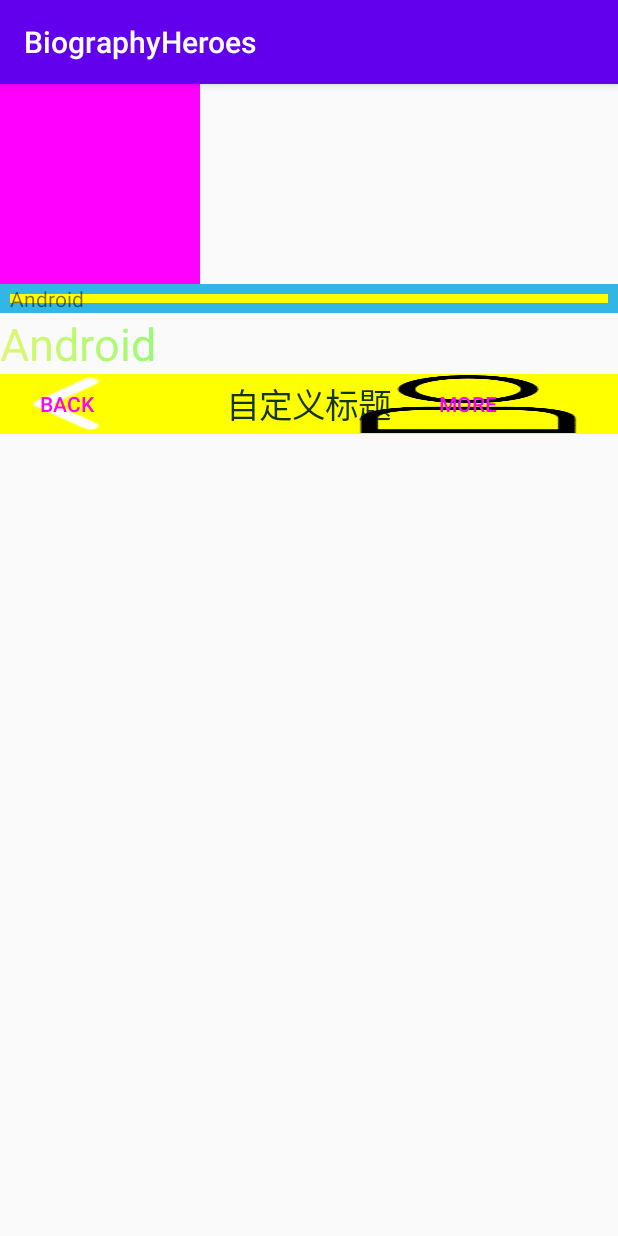
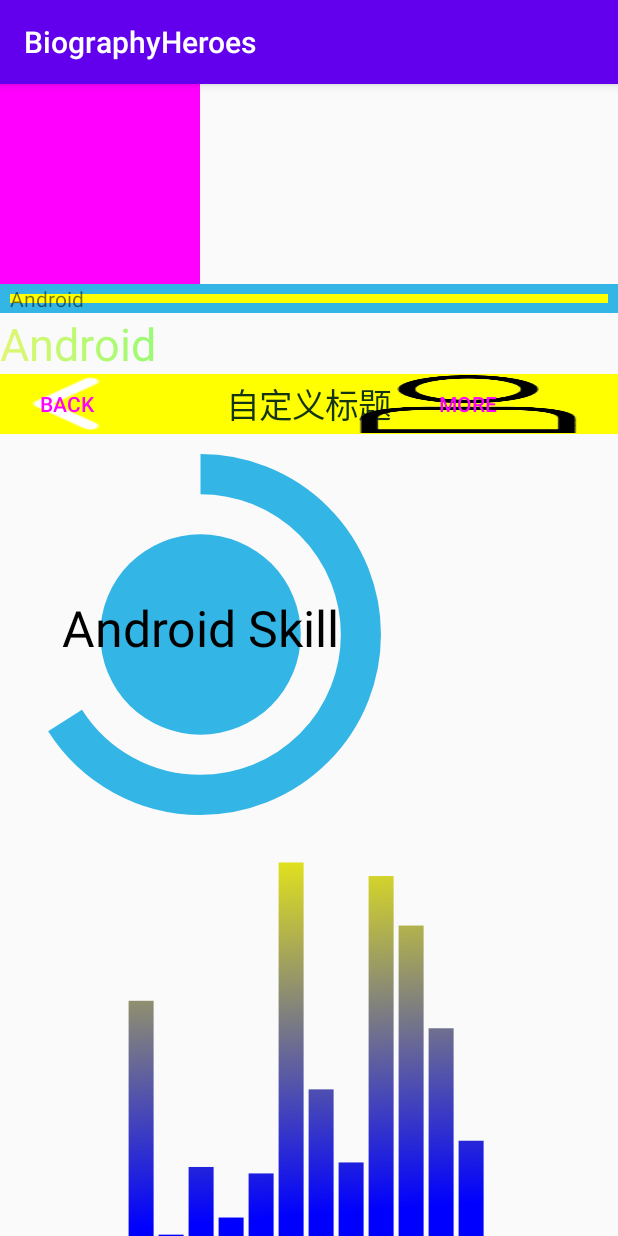
Before and after one commit to FaceWallHan/BiographyHeroes, an Android app: the screen it shows after launch (MainActivity), on a phone screen of 412 x 824 dp. Run offline under Robolectric (Android 15) with nearby library versions, the phone set to English and light mode, and no system bars.

Commit message:
重写View来实现全新的控件

```diff
--- /dev/null
+++ b/app/src/main/java/com/example/hero/BarView.java
@@ -0,0 +1,63 @@
+package com.example.hero;
+
+import android.content.Context;
+import android.graphics.Canvas;
+import android.graphics.Color;
+import android.graphics.LinearGradient;
+import android.graphics.Paint;
+import android.graphics.Shader;
+import android.util.AttributeSet;
+import android.util.Log;
+import android.view.View;
+
+import androidx.annotation.Nullable;
+
+
+public class BarView extends View {
+    private int rectCount,width,rectWidth,rectHeight;
+    private Paint paint;
+    public BarView(Context context) {
+        super(context);
+        inView();
+    }
+
+    public BarView(Context context, @Nullable AttributeSet attrs) {
+        super(context, attrs);
+        inView();
+    }
+
+    public BarView(Context context, @Nullable AttributeSet attrs, int defStyleAttr) {
+        super(context, attrs, defStyleAttr);
+        inView();
+    }
+    private void inView(){
+        paint=new Paint();
+        //paint.setColor(Color.RED);
+        paint.setStyle(Paint.Style.FILL);
+        rectCount=12;
+    }
+    @Override
+    protected void onDraw(Canvas canvas) {
+        super.onDraw(canvas);
+        int offset = 5;//每个条形之间的距离
+        for (int i = 0; i < rectCount; i++) {
+            double random=Math.random();//0~1的小数
+            float currentHeight= (float) (rectHeight*random);//小矩形的高
+            float left=(float) (width*0.4/2+rectWidth*i+offset);
+            float right=(float) (width*0.4/2+rectWidth*(i+1));
+            canvas.drawRect(left, currentHeight, right, rectHeight,paint);
+        }
+        postInvalidateDelayed(300);
+    }
+
+    @Override
+    protected void onSizeChanged(int w, int h, int oldw, int oldh) {
+        super.onSizeChanged(w, h, oldw, oldh);
+        width=getWidth();
+        rectHeight=getHeight();
+        rectWidth= (int) (width*0.6/rectCount);
+        //渐变渲染器
+        LinearGradient linearGradient=new LinearGradient(0,0,rectWidth,rectHeight, Color.YELLOW,Color.BLUE, Shader.TileMode.CLAMP);
+        paint.setShader(linearGradient);
+    }
+}
--- /dev/null
+++ b/app/src/main/java/com/example/hero/CircleProgressView.java
@@ -0,0 +1,103 @@
+package com.example.hero;
+
+import android.content.Context;
+import android.graphics.Canvas;
+import android.graphics.Paint;
+import android.graphics.RectF;
+import android.util.AttributeSet;
+import android.view.View;
+
+import androidx.annotation.Nullable;
+
+public class CircleProgressView extends View {
+    private int measureWidth,measureHeight;
+    private String showText;
+    private float circleXY,radius,sweepAngle,sweepValue=66,showTextSize;
+    private Paint circlePaint,arcPaint,textPaint;
+    private RectF arcRectF;
+    public CircleProgressView(Context context) {
+        super(context);
+    }
+
+    public CircleProgressView(Context context, @Nullable AttributeSet attrs) {
+        super(context, attrs);
+    }
+
+    public CircleProgressView(Context context, @Nullable AttributeSet attrs, int defStyleAttr) {
+        super(context, attrs, defStyleAttr);
+    }
+
+    @Override
+    protected void onDraw(Canvas canvas) {
+        super.onDraw(canvas);
+        //绘制圆
+        canvas.drawCircle(circleXY,circleXY,radius,circlePaint);
+                        //圆心的X坐标，圆心的Y坐标，半径,画笔对象的属性
+        //绘制弧线
+        canvas.drawArc(arcRectF,270,sweepAngle,false,arcPaint);
+                    //RectF oval:圆弧的形状和大小的范围,
+                    //float startAngle:圆弧是从哪个角度来顺时针绘画的
+                    //float sweepAngle:设置圆弧扫过的角度
+                    //boolean useCenter:设置圆弧在绘画的时候，是否经过圆形
+                    //Paint paint 画笔对象的属性
+        //绘制文字
+        canvas.drawText(showText,0,showText.length(),circleXY,circleXY+(showTextSize/4),textPaint);
+        //float y为baseline(基线)
+    }
+
+    @Override
+    protected void onMeasure(int widthMeasureSpec, int heightMeasureSpec) {
+        measureHeight=MeasureSpec.getSize(heightMeasureSpec);
+        measureWidth=MeasureSpec.getSize(widthMeasureSpec);
+        setMeasuredDimension(measureWidth,measureHeight);
+        inView();
+    }
+    private void inView(){
+        float length=0;
+        length = Math.min(measureWidth, measureHeight);
+        circleXY=length/2;
+        radius= (float) (length*0.5/2);//半径是length的1/4
+        circlePaint=new Paint();
+        circlePaint.setAntiAlias(true);//抗锯齿
+        circlePaint.setColor(getResources().getColor(android.R.color.holo_blue_light));
+
+        arcRectF=new RectF((float) (length*0.1),(float) (length*0.1),(float) (length*0.9),(float) (length*0.9));
+        //外接矩形，画图吧还是
+        sweepAngle=(sweepValue/100f)*360f;
+        arcPaint=new Paint();
+        arcPaint.setAntiAlias(true);
+        arcPaint.setColor(getResources().getColor(android.R.color.holo_blue_light));
+        arcPaint.setStrokeWidth((float) (length*0.1));
+        arcPaint.setStyle(Paint.Style.STROKE);
+        /**
+         * STROKE:只绘制图形轮廓（描边）
+         * FILL 只绘制图形内容
+         * FILL_AND_STROKE 既绘制轮廓也绘制内容
+         * */
+        showText=setShowText();
+        showTextSize=setShowTextSize();
+        textPaint=new Paint();
+        textPaint.setTextSize(showTextSize);
+        textPaint.setTextAlign(Paint.Align.CENTER);
+    }
+    private String setShowText(){
+        this.invalidate();
+        return "Android Skill";
+    }
+    private float setShowTextSize(){
+        this.invalidate();
+        return 50;
+    }
+    public void foreInvalidate(){
+        this.invalidate();
+    }
+
+    public void setSweepValue(float mSweepValue) {
+        if (mSweepValue!=0){
+            sweepValue=mSweepValue;
+        }else {
+            sweepValue=25;
+        }
+        this.invalidate();
+    }
+}
--- a/app/src/main/res/layout/activity_main.xml
+++ b/app/src/main/res/layout/activity_main.xml
@@ -1,6 +1,7 @@
 <?xml version="1.0" encoding="utf-8"?>
 <LinearLayout xmlns:android="http://schemas.android.com/apk/res/android"
     xmlns:custom="http://schemas.android.com/apk/res-auto"
+    xmlns:tools="http://schemas.android.com/tools"
     android:layout_width="match_parent"
     android:layout_height="match_parent"
     android:orientation="vertical">
@@ -22,4 +23,20 @@
         android:textSize="30sp" />
 
     <include layout="@layout/top_bar_layout" />
+    <LinearLayout
+        android:layout_width="match_parent"
+        android:layout_height="0dp"
+        android:layout_weight="1"
+        android:orientation="vertical">
+        <com.example.hero.CircleProgressView
+            android:layout_width="match_parent"
+            android:layout_height="0dp"
+            android:layout_weight="1"
+            tools:ignore="NestedWeights" />
+        <com.example.hero.BarView
+            android:layout_width="match_parent"
+            android:layout_height="0dp"
+            android:layout_weight="1"/>
+    </LinearLayout>
+
 </LinearLayout>
```
Also changed, not shown: app/src/main/java/com/example/hero/TopBar.java (+0 -112 lines).
